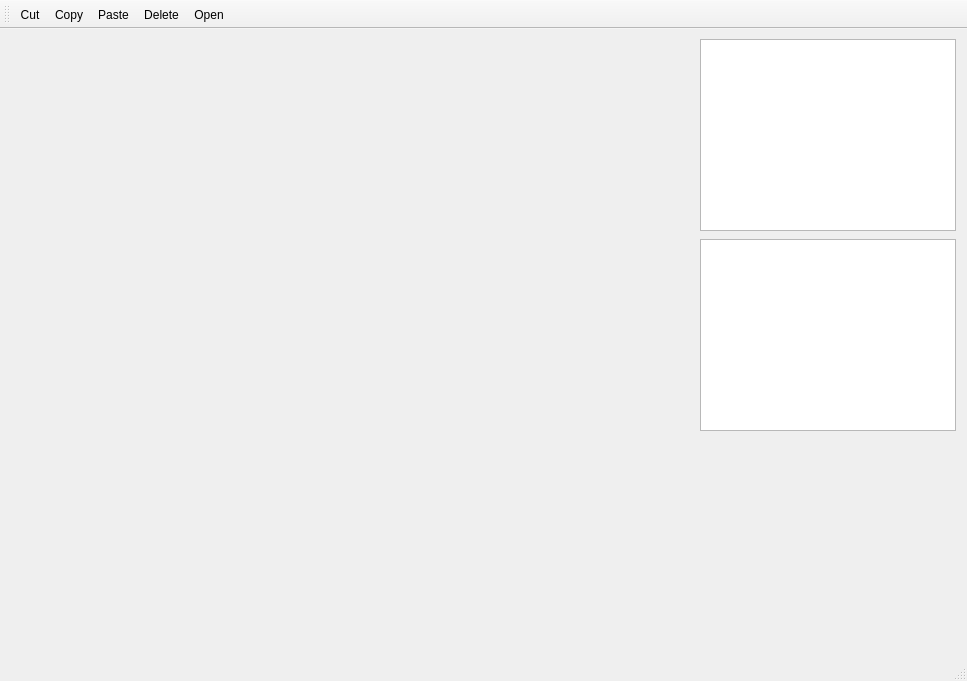
First picture: the form in pixc/mainwindow.ui, repository Kana-Higuchi/PixC, before the edit.
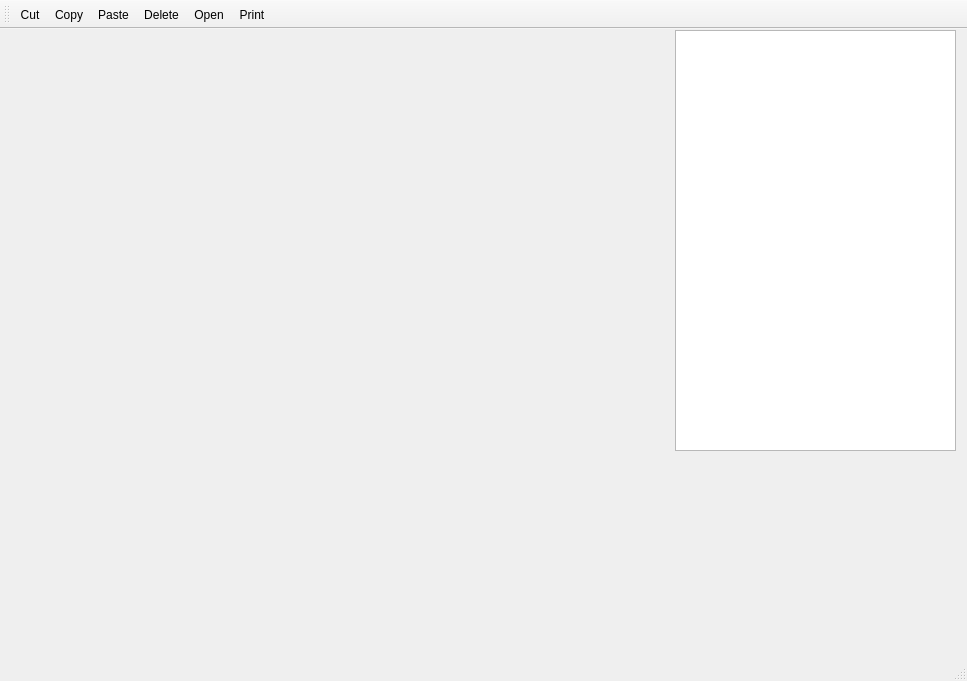
Second picture: the form after the edit. Custom widgets are drawn as their Qt base class.

```diff
--- a/pixc/mainwindow.ui
+++ b/pixc/mainwindow.ui
@@ -17,20 +17,10 @@
    <widget class="CustumList" name="listWidget">
     <property name="geometry">
      <rect>
-      <x>700</x>
-      <y>210</y>
-      <width>256</width>
-      <height>192</height>
-     </rect>
-    </property>
-   </widget>
-   <widget class="CustumList" name="listWidget_2">
-    <property name="geometry">
-     <rect>
-      <x>700</x>
-      <y>10</y>
-      <width>256</width>
-      <height>192</height>
+      <x>675</x>
+      <y>1</y>
+      <width>281</width>
+      <height>421</height>
      </rect>
     </property>
    </widget>
@@ -57,6 +47,7 @@
    <addaction name="actionPaste"/>
    <addaction name="action_Delete"/>
    <addaction name="action_Open"/>
+   <addaction name="action_Print"/>
   </widget>
   <widget class="QStatusBar" name="statusBar"/>
   <action name="action_Copy">
@@ -99,6 +90,11 @@
     <string>Open</string>
    </property>
   </action>
+  <action name="action_Print">
+   <property name="text">
+    <string>Print</string>
+   </property>
+  </action>
  </widget>
  <layoutdefault spacing="6" margin="11"/>
  <customwidgets>
```
Left out of the diff: 1 changed line with no effect on the pictures.
